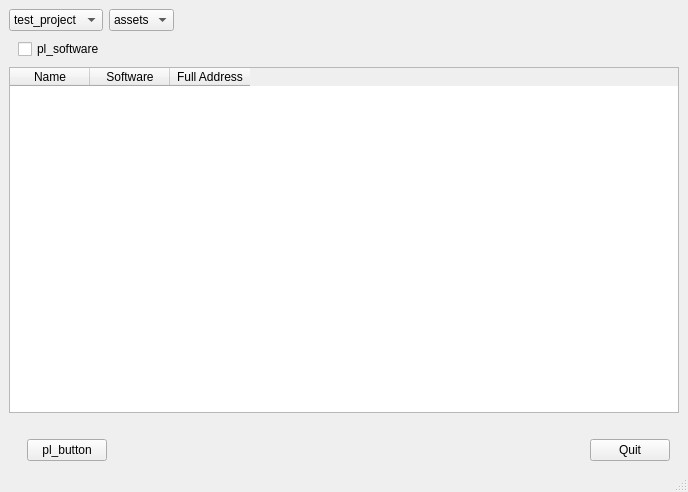
The window that manager/ui/qt/window.ui (Oreyato/Pipeline22) describes before a commit, drawn with Qt 5.
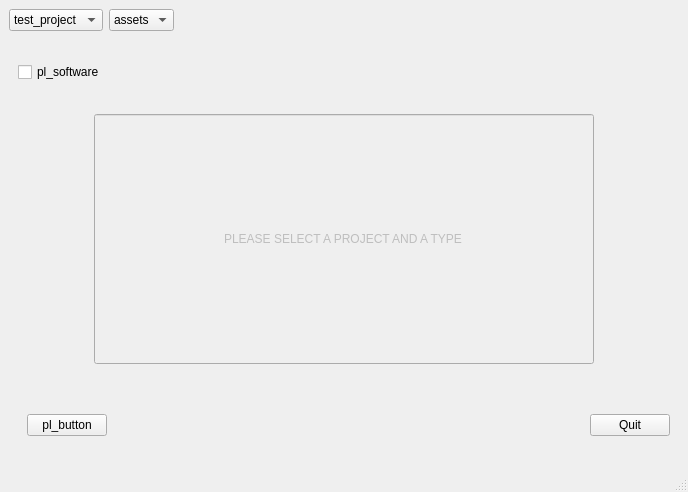
The same window after the commit.

Patch:
```diff
--- a/manager/ui/qt/window.ui
+++ b/manager/ui/qt/window.ui
@@ -96,6 +96,12 @@
              </property>
              <item>
               <widget class="QCheckBox" name="pl_software">
+               <property name="maximumSize">
+                <size>
+                 <width>16777215</width>
+                 <height>20</height>
+                </size>
+               </property>
                <property name="text">
                 <string>pl_software</string>
                </property>
@@ -115,7 +121,7 @@
             <property name="sizeHint" stdset="0">
              <size>
               <width>40</width>
-              <height>20</height>
+              <height>0</height>
              </size>
             </property>
            </spacer>
@@ -137,70 +143,39 @@
         </item>
        </layout>
       </item>
-      <item>
-       <widget class="QTableWidget" name="t_resume">
-        <property name="minimumSize">
-         <size>
-          <width>309</width>
-          <height>0</height>
-         </size>
-        </property>
-        <property name="alternatingRowColors">
-         <bool>true</bool>
-        </property>
-        <property name="cornerButtonEnabled">
-         <bool>false</bool>
-        </property>
-        <property name="rowCount">
-         <number>0</number>
-        </property>
-        <property name="columnCount">
-         <number>3</number>
-        </property>
-        <attribute name="horizontalHeaderCascadingSectionResizes">
-         <bool>false</bool>
-        </attribute>
-        <attribute name="horizontalHeaderDefaultSectionSize">
-         <number>80</number>
-        </attribute>
-        <attribute name="horizontalHeaderShowSortIndicator" stdset="0">
-         <bool>false</bool>
-        </attribute>
-        <attribute name="horizontalHeaderStretchLastSection">
-         <bool>false</bool>
-        </attribute>
-        <attribute name="verticalHeaderStretchLastSection">
-         <bool>false</bool>
-        </attribute>
-        <column>
-         <property name="text">
-          <string>Name</string>
-         </property>
-        </column>
-        <column>
-         <property name="text">
-          <string>Software</string>
-         </property>
-        </column>
-        <column>
-         <property name="text">
-          <string>Full Address</string>
-         </property>
-        </column>
-       </widget>
-      </item>
       <item>
        <layout class="QHBoxLayout" name="entity_lists_layout">
         <property name="spacing">
          <number>6</number>
         </property>
-       </layout>
-      </item>
-      <item>
-       <layout class="QHBoxLayout" name="new_entity_lists_layout">
-        <property name="spacing">
-         <number>6</number>
-        </property>
+        <item>
+         <widget class="QLineEdit" name="lineEdit">
+          <property name="enabled">
+           <bool>false</bool>
+          </property>
+          <property name="sizePolicy">
+           <sizepolicy hsizetype="Fixed" vsizetype="Fixed">
+            <horstretch>0</horstretch>
+            <verstretch>0</verstretch>
+           </sizepolicy>
+          </property>
+          <property name="minimumSize">
+           <size>
+            <width>500</width>
+            <height>250</height>
+           </size>
+          </property>
+          <property name="text">
+           <string>PLEASE SELECT A PROJECT AND A TYPE</string>
+          </property>
+          <property name="alignment">
+           <set>Qt::AlignCenter</set>
+          </property>
+          <property name="readOnly">
+           <bool>true</bool>
+          </property>
+         </widget>
+        </item>
        </layout>
       </item>
       <item>
```
Left out of the diff: 2 changed lines with no effect on the pictures.
